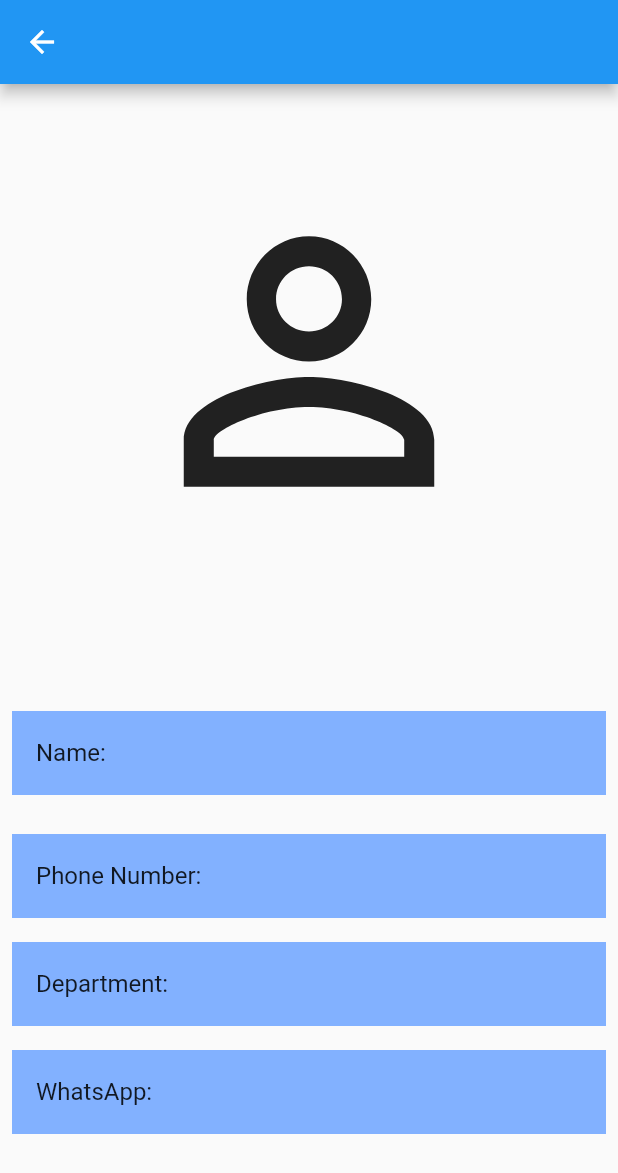
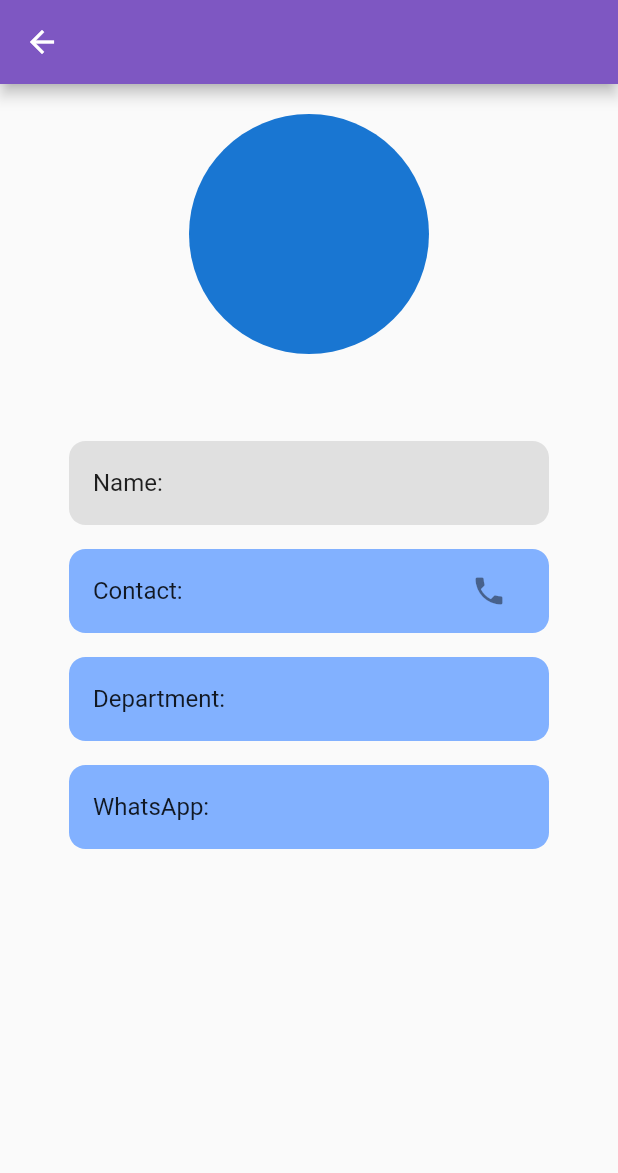
Before and after one commit to saliq-2/cukapp, a Flutter app: the user_info screen opened directly with empty values, on a phone screen of 412 x 824 dp. Shown: the top 1173 px of the screen. Run offline on Flutter 3.47's test engine with Material 2 defaults, Android fonts, the phone set to English and light mode, and no system bars; our stand-ins replace carousel_slider, firebase_core, firebase_messaging, persistent_bottom_nav_bar; missing offline and left inert: flutter_phone_direct_caller; accounts and stored records are empty.

```diff
--- a/lib/tab_controller/tab_controller.dart
+++ b/lib/tab_controller/tab_controller.dart
@@ -57,6 +57,7 @@ class _ProvidedStylesExampleState extends State<ProvidedStylesExample> {
   Widget build(final BuildContext context) => Scaffold(
 
     body: PersistentTabView(
+
       context,
       controller: _controller,
       screens: _buildScreens(),
@@ -73,7 +74,7 @@ class _ProvidedStylesExampleState extends State<ProvidedStylesExample> {
       decoration: const NavBarDecoration(colorBehindNavBar: Colors.indigo),
       itemAnimationProperties: const ItemAnimationProperties(
         duration: Duration(milliseconds: 400),
-        curve: Curves.ease,
+        curve: Curves.bounceIn,
       ),
       screenTransitionAnimation: const ScreenTransitionAnimation(
         animateTabTransition: true,
--- a/lib/user_info/user_info.dart
+++ b/lib/user_info/user_info.dart
@@ -1,4 +1,5 @@
 import 'package:flutter/material.dart';
+import 'package:flutter_phone_direct_caller/flutter_phone_direct_caller.dart';
 
 class user_info extends StatefulWidget
 {
@@ -14,49 +15,98 @@ class _user_infoState extends State<user_info> {
   Widget build(BuildContext context) {
     return Scaffold(
       appBar: AppBar(
+        backgroundColor: Colors.deepPurple.shade400,
 
       ),
-      body: Center(
+      body: SafeArea(
+        child: SingleChildScrollView(
+          child: Container(
+            width: MediaQuery.of(context).size.width*1,
             child: Column(
 
               mainAxisAlignment: MainAxisAlignment.center,
 
               children: [
-            Icon(Icons.person_outline_outlined,size: 250,),
-            SizedBox(height: 100,),
+
+                Padding(
+                  padding: const EdgeInsets.only(top: 20),
+                  child: CircleAvatar(radius: 80,),
+                ),
+                SizedBox(height: 50,),
                 Padding(
                   padding: const EdgeInsets.all(8.0),
+                  child: SizedBox(
+                    width: 320,
                     child: ListTile(
-                tileColor: Colors.blueAccent.shade100,
+                      shape: RoundedRectangleBorder(
+                        borderRadius: BorderRadius.circular(11),
+                      ),
+                      tileColor: Colors.grey.shade300,
                       title: Text("Name:"+widget.obj['name']),
                     ),
                   ),
-            SizedBox(height: 10,),
+                ),
+
 
                 Padding(
                   padding: const EdgeInsets.all(8.0),
+                  child: SizedBox(
+                    width: 320,
+
                     child: ListTile(
+                      shape: RoundedRectangleBorder(
+                        borderRadius: BorderRadius.circular(11),
+                      ),
                       tileColor: Colors.blueAccent.shade100,
-                title: Text("Phone Number:"+widget.obj['phone']),
+                      title: Row(
+                        mainAxisAlignment: MainAxisAlignment.spaceBetween,
+                        children: [
+
+                          Text("Contact: "+widget.obj['phone']),
+                          IconButton(onPressed: () async
+
+                          {
+
+                            await FlutterPhoneDirectCaller.callNumber(widget.obj['phone']);
+
+                          }, icon: Icon(Icons.phone))
+
+                        ],
+                      ),
+                    ),
                   ),
                 ),
                 Padding(
                   padding: const EdgeInsets.all(8.0),
+                  child: SizedBox(
+                    width: 320,
                     child: ListTile(
+                      shape: RoundedRectangleBorder(
+                        borderRadius: BorderRadius.circular(11),
+                      ),
                       tileColor: Colors.blueAccent.shade100,
                       title: Text("Department:"+widget.obj['dept']),
                     ),
                   ),
+                ),
                 Padding(
                   padding: const EdgeInsets.all(8.0),
+                  child: SizedBox(
+                    width: 320,
                     child: ListTile(
+                      shape: RoundedRectangleBorder(
+                        borderRadius: BorderRadius.circular(11),
+                      ),
                       tileColor: Colors.blueAccent.shade100,
                       title: Text("WhatsApp:"+widget.obj['phone']),
+                    ),
                   ),
                 ),
               ],
             ),
           ),
+        ),
+      ),
     );
   }
 }
--- a/pubspec.yaml
+++ b/pubspec.yaml
@@ -41,6 +41,7 @@ dependencies:
 #  app_settings: ^4.3.1
 #  firebase_auth: ^4.3.0
   firebase_core: ^2.8.0
+  flutter_phone_direct_caller: ^2.1.1
 
 
 dev_dependencies:
@@ -66,6 +67,7 @@ flutter:
   uses-material-design: true
   assets:
     - assets/images/cuklo.png
+    - assets/images/cuetlogo.jpeg
     - assets/images/nep.jpeg
     - assets/images/dashboard/department.png
     - assets/images/dashboard/admiss.png
```
Also changed, not shown: lib/user_list/user_list.dart (+29 -4 lines), pubspec.lock, 2 other files. Lines whose indentation alone changed are shown as unchanged.
